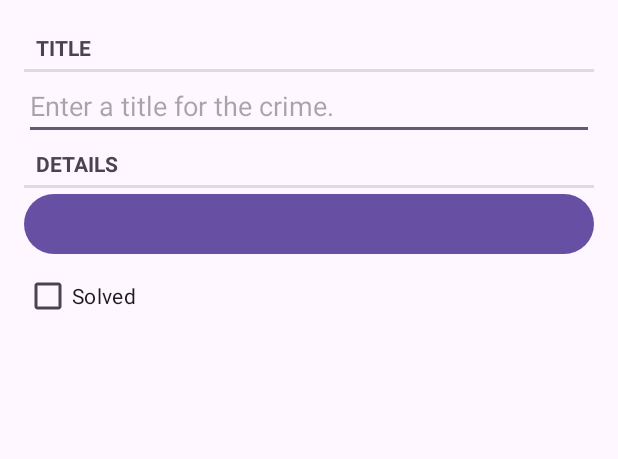
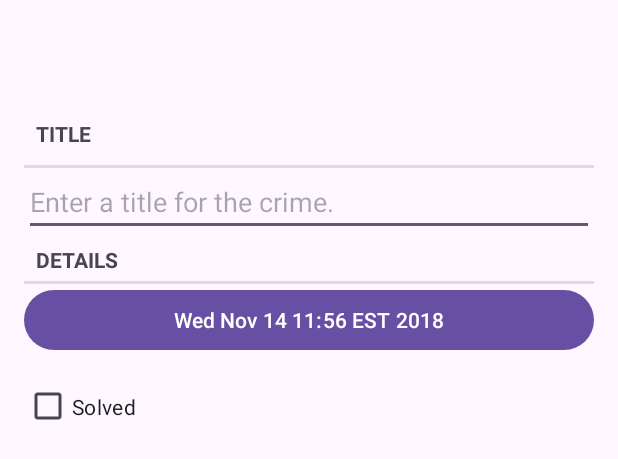
Before and after one commit to therealtommy/CriminalIntent, an Android app: the layout fragment_crime.xml on its own in the app's theme, with its tools: preview values and no code run, on a phone screen of 412 x 824 dp. Shown: the top 459 px of the screen. Run offline under Robolectric (Android 15) with nearby library versions, the phone set to English and light mode, and no system bars.

Commit message:
Ending first part

```diff
--- a/app/build.gradle.kts
+++ b/app/build.gradle.kts
@@ -35,6 +35,7 @@ android {
     }
 }
 
+
 dependencies {
 
     implementation(libs.androidx.core.ktx)
--- a/app/src/main/res/layout/fragment_crime.xml
+++ b/app/src/main/res/layout/fragment_crime.xml
@@ -1,43 +1,41 @@
 <?xml version="1.0" encoding="utf-8"?>
-<layout
+<LinearLayout
     xmlns:android="http://schemas.android.com/apk/res/android"
-    >
-
-    <LinearLayout
+    xmlns:tools="http://schemas.android.com/tools"
+    android:orientation="vertical"
     android:layout_width="match_parent"
     android:layout_height="match_parent"
     android:layout_margin="16dp"
-        android:orientation="vertical">
+    >
 
     <TextView
+        style="?android:listSeparatorTextViewStyle"
         android:layout_width="match_parent"
-            android:layout_height="wrap_content"
-            android:text="@string/crime_title_label"
-            style="?android:listSeparatorTextViewStyle"/>
+        android:layout_height="46dp"
+        android:layout_marginTop="50dp"
+        android:text="@string/crime_title_label" />
 
     <EditText
         android:id="@+id/crime_title"
         android:layout_width="match_parent"
         android:layout_height="wrap_content"
-            android:hint="@string/crime_title_hint"/>
+        android:hint="@string/crime_title_hint" />
 
     <TextView
+        style="?android:listSeparatorTextViewStyle"
         android:layout_width="match_parent"
         android:layout_height="wrap_content"
-            android:text="@string/crime_details_label"
-            style="?android:listSeparatorTextViewStyle"/>
-
+        android:text="@string/crime_details_label"/>
     <Button
         android:id="@+id/crime_date"
         android:layout_width="match_parent"
-            android:layout_height="wrap_content"/>
+        android:layout_height="wrap_content"
+        tools:text="Wed Nov 14 11:56 EST
+2018"/>
 
     <CheckBox
         android:id="@+id/crime_solved"
         android:layout_width="match_parent"
-            android:layout_height="wrap_content"
-            android:text="@string/crime_solved_label"/>
-
+        android:layout_height="67dp"
+        android:text="@string/crime_solved_label" />
 </LinearLayout>
-
-</layout>
```
Also changed, not shown: app/src/main/java/com/example/criminalintent/MainActivity.kt (+11 -4 lines), app/src/main/res/layout/activity_main.xml (line endings or trailing spaces). Lines whose indentation alone changed are shown as unchanged.
